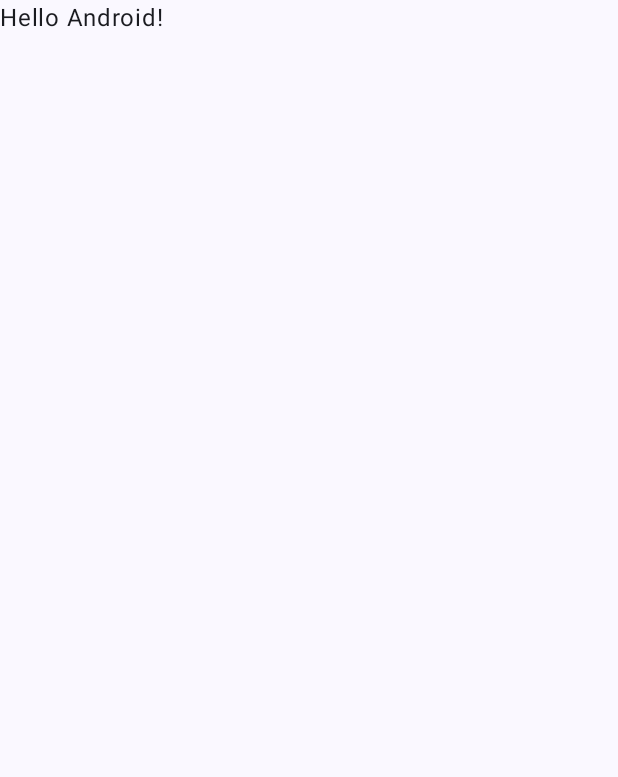
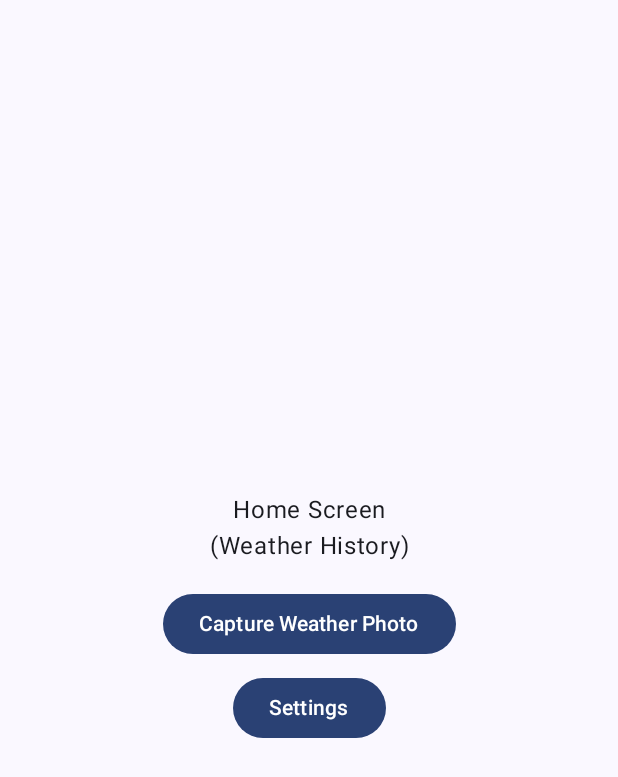
Before and after one commit to omarzerir/WeatherSnap, an Android app built with Jetpack Compose: the screen it shows after launch (MainActivity), on a phone screen of 412 x 824 dp. Before the commit the part shown is almost empty. Shown: the top 777 px of the screen. Run offline under Robolectric (Android 15) with nearby library versions, the phone set to English and light mode, and no system bars; our stand-ins replace Dagger/Hilt's generated code.

Commit message:
feat: implement basic navigation structure
- Create navigation destinations enum (Home, Camera, Settings)
- Add empty screen composables with navigation callbacks
- Wire navigation to MainActivity with Hilt integration
- Add basic navigation buttons for testing
- Navigation state survives configuration changes (rotation)

```diff
--- a/app/src/main/java/com/zerir/weathersnap/MainActivity.kt
+++ b/app/src/main/java/com/zerir/weathersnap/MainActivity.kt
@@ -7,12 +7,12 @@ import androidx.activity.enableEdgeToEdge
 import androidx.compose.foundation.layout.fillMaxSize
 import androidx.compose.foundation.layout.padding
 import androidx.compose.material3.Scaffold
-import androidx.compose.material3.Text
-import androidx.compose.runtime.Composable
 import androidx.compose.ui.Modifier
-import androidx.compose.ui.tooling.preview.Preview
+import com.zerir.weathersnap.ui.navigation.WeatherSnapNavigation
 import com.zerir.weathersnap.ui.theme.WeatherSnapTheme
+import dagger.hilt.android.AndroidEntryPoint
 
+@AndroidEntryPoint
 class MainActivity : ComponentActivity() {
     override fun onCreate(savedInstanceState: Bundle?) {
         super.onCreate(savedInstanceState)
@@ -20,8 +20,7 @@ class MainActivity : ComponentActivity() {
         setContent {
             WeatherSnapTheme {
                 Scaffold(modifier = Modifier.fillMaxSize()) { innerPadding ->
-                    Greeting(
-                        name = "Android",
+                    WeatherSnapNavigation(
                         modifier = Modifier.padding(innerPadding)
                     )
                 }
@@ -29,19 +28,3 @@ class MainActivity : ComponentActivity() {
         }
     }
 }
-
-@Composable
-fun Greeting(name: String, modifier: Modifier = Modifier) {
-    Text(
-        text = "Hello $name!",
-        modifier = modifier
-    )
-}
-
-@Preview(showBackground = true)
-@Composable
-fun GreetingPreview() {
-    WeatherSnapTheme {
-        Greeting("Android")
-    }
-}
--- /dev/null
+++ b/app/src/main/java/com/zerir/weathersnap/ui/navigation/WeatherSnapDestinations.kt
@@ -0,0 +1,7 @@
+package com.zerir.weathersnap.ui.navigation
+
+enum class WeatherSnapDestinations(val route: String) {
+    HOME("home"),
+    CAMERA("camera"),
+    SETTINGS("settings")
+}
--- /dev/null
+++ b/app/src/main/java/com/zerir/weathersnap/ui/navigation/WeatherSnapNavigation.kt
@@ -0,0 +1,50 @@
+package com.zerir.weathersnap.ui.navigation
+
+import androidx.compose.runtime.Composable
+import androidx.compose.ui.Modifier
+import androidx.navigation.NavHostController
+import androidx.navigation.compose.NavHost
+import androidx.navigation.compose.composable
+import androidx.navigation.compose.rememberNavController
+import com.zerir.weathersnap.ui.screens.CameraScreen
+import com.zerir.weathersnap.ui.screens.HomeScreen
+import com.zerir.weathersnap.ui.screens.SettingsScreen
+
+@Composable
+fun WeatherSnapNavigation(
+    navController: NavHostController = rememberNavController(),
+    modifier: Modifier = Modifier
+) {
+    NavHost(
+        navController = navController,
+        startDestination = WeatherSnapDestinations.HOME.route,
+        modifier = modifier
+    ) {
+        composable(WeatherSnapDestinations.HOME.route) {
+            HomeScreen(
+                onNavigateToCamera = {
+                    navController.navigate(WeatherSnapDestinations.CAMERA.route)
+                },
+                onNavigateToSettings = {
+                    navController.navigate(WeatherSnapDestinations.SETTINGS.route)
+                }
+            )
+        }
+
+        composable(WeatherSnapDestinations.CAMERA.route) {
+            CameraScreen(
+                onNavigateBack = {
+                    navController.popBackStack()
+                }
+            )
+        }
+
+        composable(WeatherSnapDestinations.SETTINGS.route) {
+            SettingsScreen(
+                onNavigateBack = {
+                    navController.popBackStack()
+                }
+            )
+        }
+    }
+}
--- /dev/null
+++ b/app/src/main/java/com/zerir/weathersnap/ui/screens/HomeScreen.kt
@@ -0,0 +1,46 @@
+package com.zerir.weathersnap.ui.screens
+
+import androidx.compose.foundation.layout.Arrangement
+import androidx.compose.foundation.layout.Column
+import androidx.compose.foundation.layout.fillMaxSize
+import androidx.compose.foundation.layout.padding
+import androidx.compose.material3.Button
+import androidx.compose.material3.Text
+import androidx.compose.runtime.Composable
+import androidx.compose.ui.Alignment
+import androidx.compose.ui.Modifier
+import androidx.compose.ui.text.style.TextAlign
+import androidx.compose.ui.unit.dp
+
+@Composable
+fun HomeScreen(
+    onNavigateToCamera: () -> Unit,
+    onNavigateToSettings: () -> Unit
+) {
+    Column(
+        modifier = Modifier
+            .fillMaxSize()
+            .padding(16.dp),
+        horizontalAlignment = Alignment.CenterHorizontally,
+        verticalArrangement = Arrangement.Center
+    ) {
+        Text(
+            text = "Home Screen\n(Weather History)",
+            textAlign = TextAlign.Center
+        )
+
+        Button(
+            onClick = onNavigateToCamera,
+            modifier = Modifier.padding(top = 16.dp)
+        ) {
+            Text("Capture Weather Photo")
+        }
+
+        Button(
+            onClick = onNavigateToSettings,
+            modifier = Modifier.padding(top = 8.dp)
+        ) {
+            Text("Settings")
+        }
+    }
+}
```
Also changed, not shown: app/src/main/java/com/zerir/weathersnap/ui/screens/CameraScreen.kt (added, +38 -0 lines), app/src/main/java/com/zerir/weathersnap/ui/screens/SettingsScreen.kt (added, +38 -0 lines).
